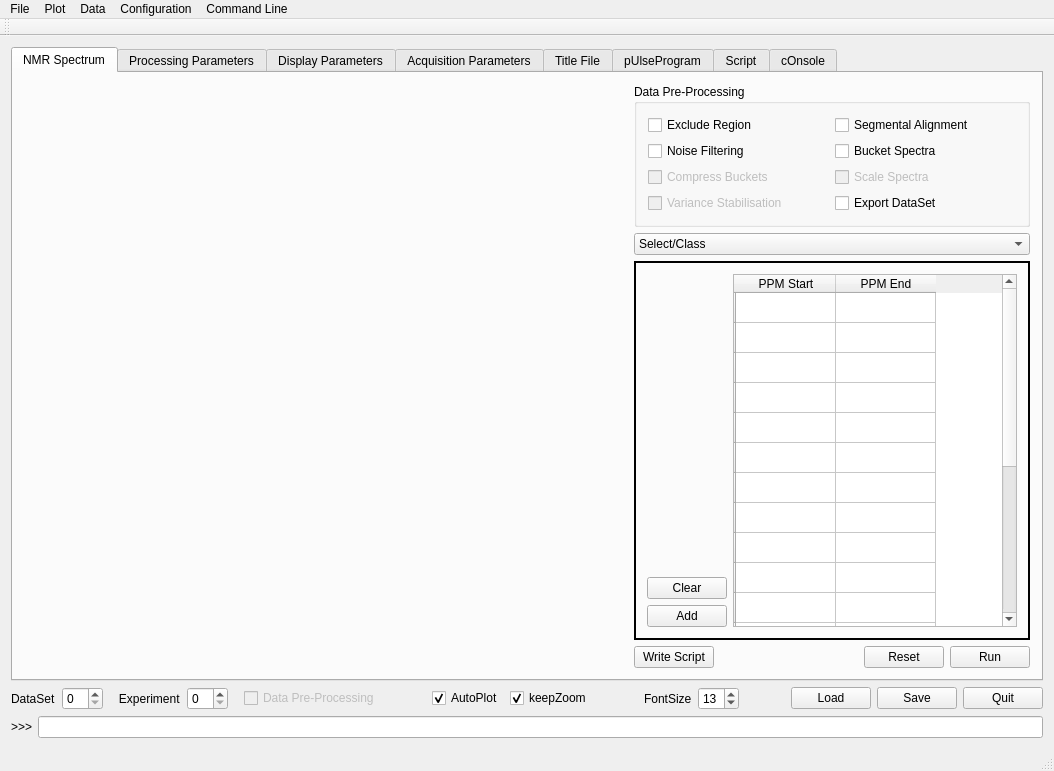
The window that metabolabpy/ui/metabolabpy_mainwindow.ui (ludwigc/metabolabpy) describes before a commit, drawn with Qt 5.
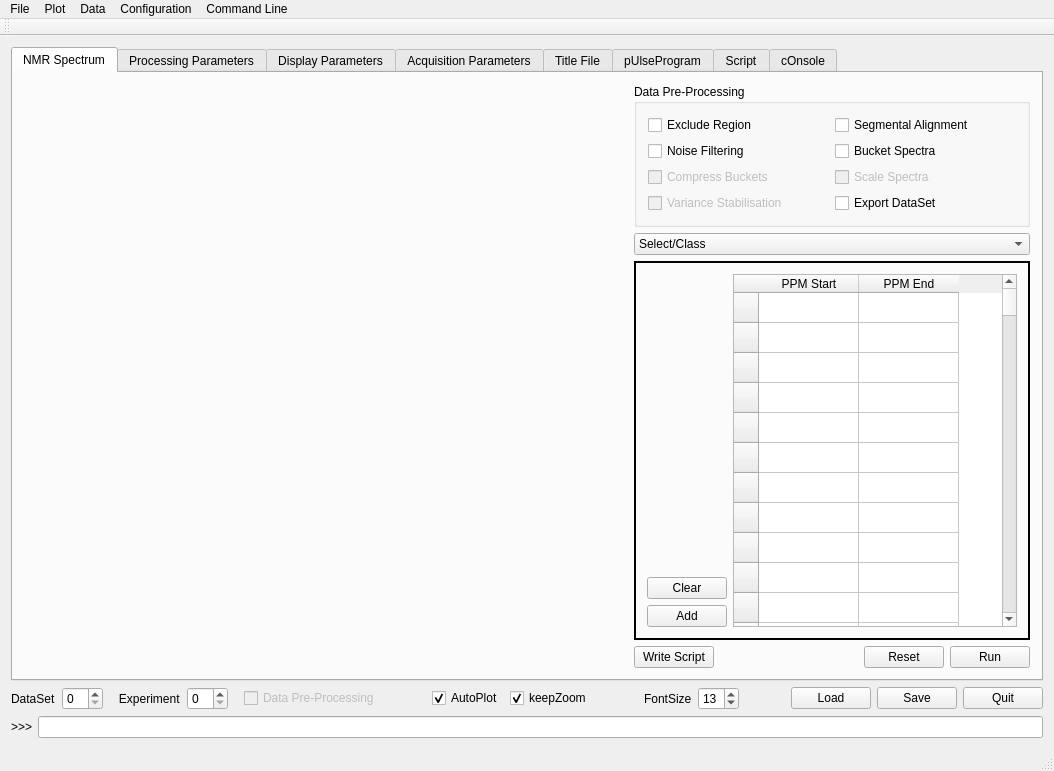
The same window after the commit. The open tabs and pages were chosen to show the change. Custom widgets are drawn as their Qt base class.

```diff
--- a/metabolabpy/ui/metabolabpy_mainwindow.ui
+++ b/metabolabpy/ui/metabolabpy_mainwindow.ui
@@ -475,6 +475,9 @@
               </item>
               <item row="0" column="1">
                <widget class="QTableWidget" name="excludeRegionTW">
+                <property name="rowCount">
+                 <number>200</number>
+                </property>
                 <row>
                  <property name="text">
                   <string/>
@@ -575,6 +578,186 @@
                   <string/>
                  </property>
                 </row>
+                <row/>
+                <row/>
+                <row/>
+                <row/>
+                <row/>
+                <row/>
+                <row/>
+                <row/>
+                <row/>
+                <row/>
+                <row/>
+                <row/>
+                <row/>
+                <row/>
+                <row/>
+                <row/>
+                <row/>
+                <row/>
+                <row/>
+                <row/>
+                <row/>
+                <row/>
+                <row/>
+                <row/>
+                <row/>
+                <row/>
+                <row/>
+                <row/>
+                <row/>
+                <row/>
+                <row/>
+                <row/>
+                <row/>
+                <row/>
+                <row/>
+                <row/>
+                <row/>
+                <row/>
+                <row/>
+                <row/>
+                <row/>
+                <row/>
+                <row/>
+                <row/>
+                <row/>
+                <row/>
+                <row/>
+                <row/>
+                <row/>
+                <row/>
+                <row/>
+                <row/>
+                <row/>
+                <row/>
+                <row/>
+                <row/>
+                <row/>
+                <row/>
+                <row/>
+                <row/>
+                <row/>
+                <row/>
+                <row/>
+                <row/>
+                <row/>
+                <row/>
+                <row/>
+                <row/>
+                <row/>
+                <row/>
+                <row/>
+                <row/>
+                <row/>
+                <row/>
+                <row/>
+                <row/>
+                <row/>
+                <row/>
+                <row/>
+                <row/>
+                <row/>
+                <row/>
+                <row/>
+                <row/>
+                <row/>
+                <row/>
+                <row/>
+                <row/>
+                <row/>
+                <row/>
+                <row/>
+                <row/>
+                <row/>
+                <row/>
+                <row/>
+                <row/>
+                <row/>
+                <row/>
+                <row/>
+                <row/>
+                <row/>
+                <row/>
+                <row/>
+                <row/>
+                <row/>
+                <row/>
+                <row/>
+                <row/>
+                <row/>
+                <row/>
+                <row/>
+                <row/>
+                <row/>
+                <row/>
+                <row/>
+                <row/>
+                <row/>
+                <row/>
+                <row/>
+                <row/>
+                <row/>
+                <row/>
+                <row/>
+                <row/>
+                <row/>
+                <row/>
+                <row/>
+                <row/>
+                <row/>
+                <row/>
+                <row/>
+                <row/>
+                <row/>
+                <row/>
+                <row/>
+                <row/>
+                <row/>
+                <row/>
+                <row/>
+                <row/>
+                <row/>
+                <row/>
+                <row/>
+                <row/>
+                <row/>
+                <row/>
+                <row/>
+                <row/>
+                <row/>
+                <row/>
+                <row/>
+                <row/>
+                <row/>
+                <row/>
+                <row/>
+                <row/>
+                <row/>
+                <row/>
+                <row/>
+                <row/>
+                <row/>
+                <row/>
+                <row/>
+                <row/>
+                <row/>
+                <row/>
+                <row/>
+                <row/>
+                <row/>
+                <row/>
+                <row/>
+                <row/>
+                <row/>
+                <row/>
+                <row/>
+                <row/>
+                <row/>
+                <row/>
+                <row/>
+                <row/>
                 <column>
                  <property name="text">
                   <string>PPM Start</string>
```
Left out of the diff: 100 changed lines with no effect on the pictures.
